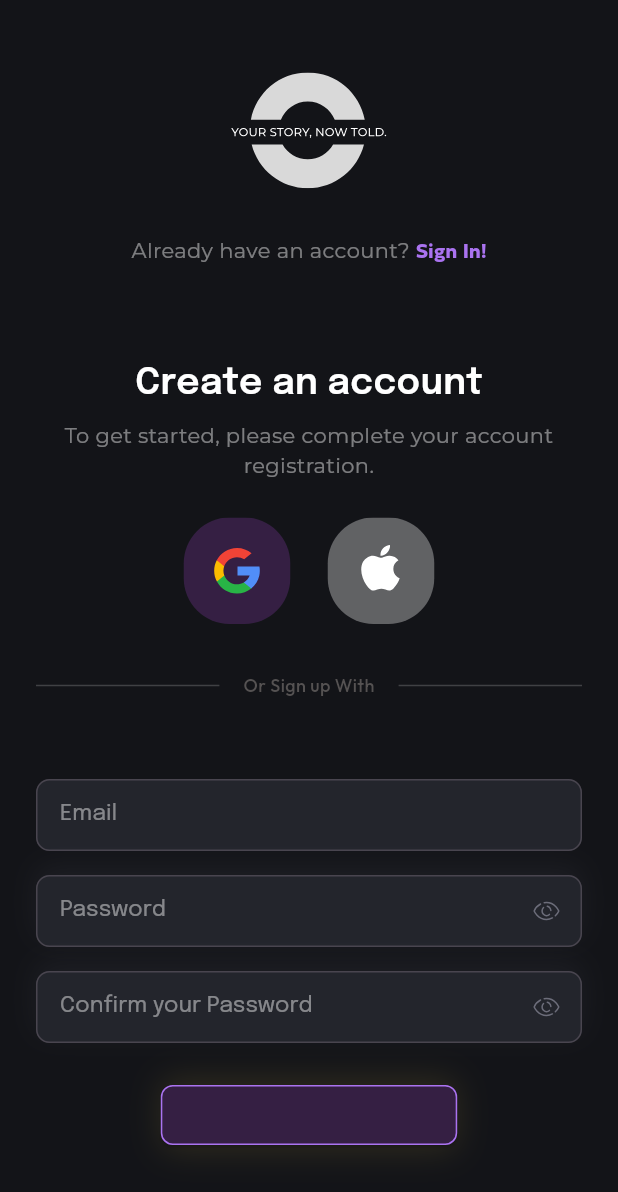
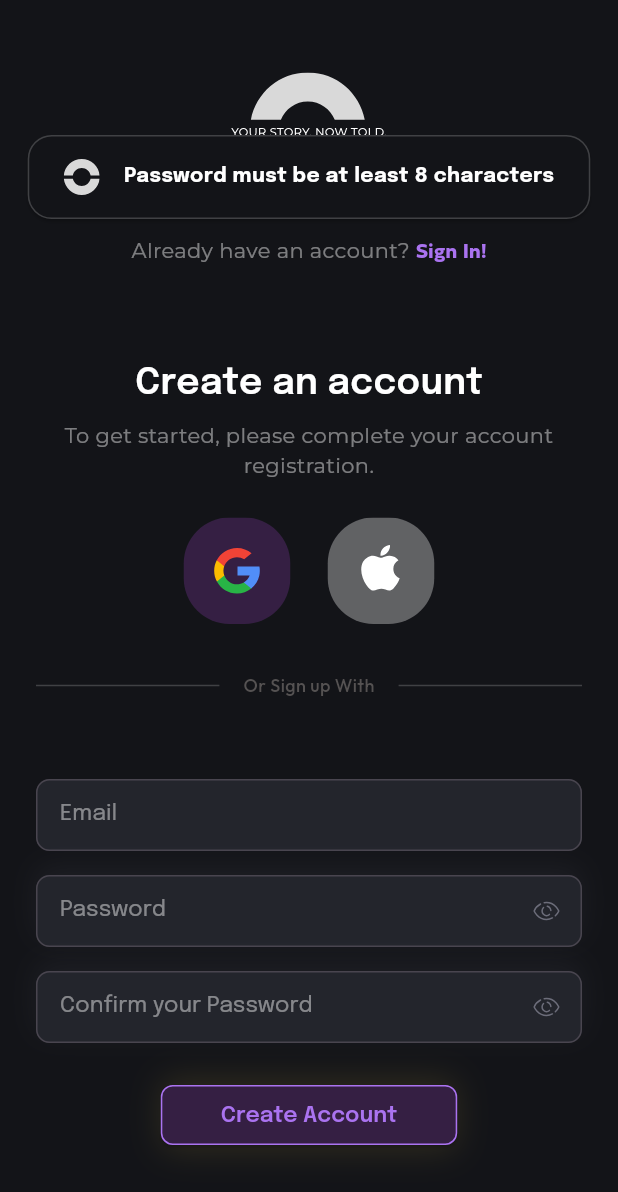
Before and after one commit to DIMAAGR/tech_travel, a Flutter app: the screen it shows after launch, after a tap on "Create Account", on a phone screen of 412 x 824 dp. Shown: the top 1192 px of the screen. Run offline on Flutter 3.47's test engine with Material 3 defaults, Android fonts, the phone set to English and light mode, and no system bars; our stand-ins replace dartz, firebase_auth, firebase_core, flutter_svg, get_it, google_sign_in and 2 more; accounts and stored records are empty; generated files the repository leaves out were written again.

Commit message:
feat(signup): add error snackbar on signup failure using MobX reaction
- Created snackbar to show user-friendly error messages
- Integrated MobX reaction to listen for ErrorState<Failure, void>
- Snackbar appears with UntoldLogo and custom style at top of screen
- Added border option for visual emphasis
- Listens to signupState from SignupViewModel

```diff
--- a/lib/src/core/app/app_router.dart
+++ b/lib/src/core/app/app_router.dart
@@ -1,11 +1,12 @@
 import 'package:flutter/material.dart';
+import 'package:get_it/get_it.dart';
 import 'package:tech_travel/src/core/app/app_routes.dart';
 import 'package:tech_travel/src/presentation/signup/sign_up_view.dart';
 
 class AppRouter {
   Map<String, Widget Function(BuildContext)> call() {
     return {
-      AppRoutes.mainRoute: (context) => const SignUpView(),
+      AppRoutes.mainRoute: (context) => SignUpView(viewModel: GetIt.I.get()),
     };
   }
 }
--- a/lib/src/core/di/injector.dart
+++ b/lib/src/core/di/injector.dart
@@ -4,6 +4,7 @@ import 'package:tech_travel/src/core/services/firebase_services.dart';
 import 'package:tech_travel/src/domain/repositories/login_repository.dart';
 import 'package:tech_travel/src/data/repositories/login_repository_impl.dart';
 import 'package:tech_travel/src/domain/usecases/sign_in_use_case.dart';
+import 'package:tech_travel/src/presentation/signup/sign_up_view_model.dart';
 
 final getIt = GetIt.instance;
 
@@ -16,6 +17,11 @@ void setupInjector() {
     () => LoginRepositoryImpl(getIt<FirebaseAuthService>()),
   );
 
+  // View-Models
+  getIt.registerLazySingleton<SignupViewModel>(
+    () => SignupViewModel(),
+  );
+
   // UseCases
   getIt.registerFactory(() => SignInWithGoogleUseCase(getIt()));
   getIt.registerFactory(() => SignInWithAppleUseCase(getIt()));
--- a/lib/src/core/errors/firebase_sign_in_failure.dart
+++ b/lib/src/core/errors/firebase_sign_in_failure.dart
@@ -1,5 +1,5 @@
 import 'package:tech_travel/src/core/errors/failure.dart';
 
 class FirebaseSignInFailure extends Failure {
-  FirebaseSignInFailure({message = 'Sign-in error, invalid credentials or account not exists'});
+  FirebaseSignInFailure({super.message = 'Sign-in error, invalid credentials or account not exists'});
 }
--- a/lib/src/core/errors/network_failure.dart
+++ b/lib/src/core/errors/network_failure.dart
@@ -1,5 +1,5 @@
 import 'package:tech_travel/src/core/errors/failure.dart';
 
 class NetworkFailure extends Failure {
-  NetworkFailure({message = 'Not have internet connection'});
+  NetworkFailure({super.message = 'Not have internet connection'});
 }
--- /dev/null
+++ b/lib/src/core/errors/not_match_failure.dart
@@ -0,0 +1,5 @@
+import 'package:tech_travel/src/core/errors/failure.dart';
+
+class NotMatchFailure extends Failure {
+  NotMatchFailure({super.message = 'Password not Match'});
+}
--- /dev/null
+++ b/lib/src/core/errors/weak_password_failure.dart
@@ -0,0 +1,5 @@
+import 'package:tech_travel/src/core/errors/failure.dart';
+
+class WeakPasswordFailure extends Failure {
+  WeakPasswordFailure({super.message = 'Password must be at least 8 characters'});
+}
--- /dev/null
+++ b/lib/src/core/state/view_model_state.dart
@@ -0,0 +1,25 @@
+class ViewModelState<E, S> {
+  final S? _success;
+  final E? _error;
+  ViewModelState(this._success, this._error);
+}
+
+class InitialState<E, S> extends ViewModelState<E, S> {
+  InitialState() : super(null, null);
+}
+
+class LoadingState<E, S> extends ViewModelState<E, S> {
+  LoadingState() : super(null, null);
+}
+
+class SuccessState<E, S> extends ViewModelState<E, S> {
+  SuccessState(S success) : super(success, null);
+
+  S get success => _success!;
+}
+
+class ErrorState<E, S> extends ViewModelState<E, S> {
+  ErrorState(E error) : super(null, error);
+
+  E get error => _error!;
+}
--- a/lib/src/core/theme/app_colors.dart
+++ b/lib/src/core/theme/app_colors.dart
@@ -7,6 +7,7 @@ abstract class AppColors {
   static const Color charcoalBlue = Color(0xFF23252C);
 
   static const Color mediumGrey = Color(0xFF6C6D7A);
+  static const Color mediumGreyDark = Color(0xFF131418);
   static const Color darkGrey1 = Color(0xFF555252);
   static const Color darkGrey2 = Color(0x33F4F4F4);
 
--- a/lib/src/core/theme/app_text_style.dart
+++ b/lib/src/core/theme/app_text_style.dart
@@ -17,11 +17,24 @@ abstract class AppTextStyle {
     fontSize: 24,
   );
   static TextStyle button1 = const TextStyle(
-    color: AppColors.purple2,
+    color: AppColors.purple1,
     fontFamily: 'Epilogue',
     fontWeight: FontWeight.w600,
     letterSpacing: 0.02,
     fontSize: 14.67,
+  );
+  static TextStyle button2 = const TextStyle(
+    color: AppColors.purple1,
+    fontFamily: 'FieldWork',
+    fontWeight: FontWeight.w400,
+    fontSize: 13.58,
+  );
+
+  static TextStyle snackbar = const TextStyle(
+    color: Colors.white,
+    fontFamily: 'Epilogue',
+    fontWeight: FontWeight.w700,
+    fontSize: 13.58,
   );
 
   static TextStyle body2 = const TextStyle(
--- /dev/null
+++ b/lib/src/presentation/components/untold_snackbar.dart
@@ -0,0 +1,72 @@
+import 'package:flutter/material.dart';
+import 'package:tech_travel/src/core/theme/app_colors.dart';
+import 'package:tech_travel/src/core/theme/app_text_style.dart';
+import 'package:tech_travel/src/presentation/components/untold_logo.dart';
+import 'package:tech_travel/src/presentation/components/untold_text_button.dart';
+
+abstract class UntoldSnackbar {
+  static void showMessage(
+    BuildContext context, {
+    required String message,
+    bool useBorder = false,
+    VoidCallback? onPressed,
+    double? leftPadding,
+  }) {
+    WidgetsBinding.instance.addPostFrameCallback((_) {
+      ScaffoldMessenger.of(context).showSnackBar(
+        SnackBar(
+          backgroundColor: Colors.transparent,
+          elevation: 0,
+          padding: EdgeInsets.zero,
+          behavior: SnackBarBehavior.floating,
+          margin: EdgeInsets.only(
+            bottom: MediaQuery.of(context).size.height - 150,
+          ),
+          duration: const Duration(seconds: 3),
+          content: Row(
+            mainAxisAlignment: MainAxisAlignment.center,
+            children: [
+              Card(
+                shape: RoundedRectangleBorder(
+                  borderRadius: BorderRadius.circular(16),
+                  side: useBorder ? const BorderSide(color: AppColors.darkGrey2) : BorderSide.none,
+                ),
+                color: AppColors.mediumGreyDark,
+                child: Padding(
+                  padding: const EdgeInsets.symmetric(
+                    horizontal: 24,
+                    vertical: 16,
+                  ),
+                  child: Row(
+                    mainAxisSize: MainAxisSize.min,
+                    children: [
+                      const UntoldLogo(size: 24),
+                      const SizedBox(width: 16),
+                      ConstrainedBox(
+                        constraints: BoxConstraints(
+                          maxWidth: onPressed != null ? MediaQuery.of(context).size.width - 170 : MediaQuery.of(context).size.width - 96,
+                        ),
+                        child: Text(
+                          message,
+                          style: AppTextStyle.snackbar,
+                          maxLines: 2,
+                        ),
+                      ),
+                      if (onPressed != null)
+                        UntoldTextButton(
+                          title: 'Try again',
+                          onPressed: onPressed,
+                          style: AppTextStyle.button2,
+                          padding: EdgeInsets.only(left: leftPadding ?? 8),
+                        )
+                    ],
+                  ),
+                ),
+              ),
+            ],
+          ),
+        ),
+      );
+    });
+  }
+}
--- /dev/null
+++ b/lib/src/presentation/components/untold_text_button.dart
@@ -0,0 +1,24 @@
+import 'package:flutter/material.dart';
+import 'package:tech_travel/src/core/theme/app_text_style.dart';
+
+class UntoldTextButton extends StatelessWidget {
+  final TextStyle? style;
+  final String title;
+  final EdgeInsets? padding;
+  final VoidCallback? onPressed;
+  const UntoldTextButton({super.key, this.style, required this.title, required this.onPressed, this.padding});
+
+  @override
+  Widget build(BuildContext context) {
+    return InkWell(
+      onTap: onPressed,
+      child: Padding(
+        padding: padding ?? EdgeInsets.zero,
+        child: Text(
+          title,
+          style: AppTextStyle.button1,
+        ),
+      ),
+    );
+  }
+}
--- a/lib/src/presentation/signup/sign_up_view.dart
+++ b/lib/src/presentation/signup/sign_up_view.dart
@@ -1,13 +1,63 @@
 import 'package:flutter/material.dart';
+import 'package:mobx/mobx.dart';
+import 'package:tech_travel/src/core/errors/failure.dart';
+import 'package:tech_travel/src/core/state/view_model_state.dart';
 import 'package:tech_travel/src/core/theme/app_text_style.dart';
 import 'package:tech_travel/src/presentation/components/untold_logo.dart';
 import 'package:tech_travel/src/presentation/components/untold_apple_google_buttons.dart';
+import 'package:tech_travel/src/presentation/components/untold_snackbar.dart';
+import 'package:tech_travel/src/presentation/signup/sign_up_view_model.dart';
 import 'package:tech_travel/src/presentation/signup/widgets/or_login_with.dart';
 import 'package:tech_travel/src/presentation/signup/widgets/sign_in_button.dart';
 import 'package:tech_travel/src/presentation/signup/widgets/sign_up_form.dart';
 
-class SignUpView extends StatelessWidget {
-  const SignUpView({super.key});
+class SignUpView extends StatefulWidget {
+  final SignupViewModel viewModel;
+  const SignUpView({super.key, required this.viewModel});
+
+  @override
+  State<SignUpView> createState() => _SignUpViewState();
+}
+
+class _SignUpViewState extends State<SignUpView> {
+  final confirmPasswordController = TextEditingController();
+  final emailController = TextEditingController();
+  final passwordController = TextEditingController();
+
+  late ReactionDisposer _reactionDisposer;
+  @override
+  void initState() {
+    super.initState();
+    _setupListeners();
+    _setupReaction();
+  }
+
+  void _setupListeners() {
+    emailController.addListener(() => widget.viewModel.setEmail(emailController.text));
+    passwordController.addListener(() => widget.viewModel.setPassword(passwordController.text));
+    confirmPasswordController.addListener(() => widget.viewModel.setConfirmPassword(confirmPasswordController.text));
+  }
+
+  void _setupReaction() {
+    _reactionDisposer = reaction<ViewModelState>(
+      (_) => widget.viewModel.signupState,
+      (state) {
+        if (state is ErrorState<Failure, void>) {
+          UntoldSnackbar.showMessage(
+            context,
+            useBorder: true,
+            message: state.error.message,
+          );
+        }
+      },
+    );
+  }
+
+  @override
+  void dispose() {
+    super.dispose();
+    _reactionDisposer();
+  }
 
   @override
   Widget build(BuildContext context) {
@@ -55,10 +105,12 @@ class SignUpView extends StatelessWidget {
                         ],
                       ),
                       SignUpForm(
-                        confirmPasswordController: TextEditingController(),
-                        emailController: TextEditingController(),
-                        passwordController: TextEditingController(),
-                        onSignupPressed: () {},
+                        confirmPasswordController: confirmPasswordController,
+                        emailController: emailController,
+                        passwordController: passwordController,
+                        onSignupPressed: () {
+                          widget.viewModel.signupWithEmail();
+                        },
                       ),
                       const SizedBox(height: 24),
                     ],
--- a/lib/src/presentation/signup/sign_up_view_model.dart
+++ b/lib/src/presentation/signup/sign_up_view_model.dart
@@ -0,0 +1,34 @@
+import 'package:mobx/mobx.dart';
+import 'package:tech_travel/src/core/errors/failure.dart';
+import 'package:tech_travel/src/core/errors/not_match_failure.dart';
+import 'package:tech_travel/src/core/errors/weak_password_failure.dart';
+import 'package:tech_travel/src/core/state/view_model_state.dart';
+
+part 'sign_up_view_model.g.dart';
+
+class SignupViewModel = SignUpViewModelBase with _$SignupViewModel;
+
+abstract class SignUpViewModelBase with Store {
+  String email = '';
+  String password = '';
+  String confirmPassword = '';
+
+  void setEmail(String value) => email = value;
+  void setPassword(String value) => password = value;
+  void setConfirmPassword(String value) => confirmPassword = value;
+
+  @observable
+  ViewModelState<Failure, void> signupState = InitialState();
+
+  @action
+  Future<void> signupWithEmail() async {
+    if (password != confirmPassword) {
+      signupState = ErrorState(NotMatchFailure());
+      return;
+    }
+    if (password.length < 8 || confirmPassword.length < 8) {
+      signupState = ErrorState(WeakPasswordFailure());
+      return;
+    }
+  }
+}
--- a/lib/src/presentation/signup/widgets/sign_up_form.dart
+++ b/lib/src/presentation/signup/widgets/sign_up_form.dart
@@ -78,7 +78,7 @@ class _SignUpFormState extends State<SignUpForm> {
         const SizedBox(height: 24),
         UntoldButton(
           title: 'Create Account',
-          onPressed: () {},
+          onPressed: widget.onSignupPressed,
         ),
       ],
     );
--- a/pubspec.yaml
+++ b/pubspec.yaml
@@ -43,9 +43,13 @@ flutter:
           weight: 400
         - asset: assets/fonts/epilogue/Epilogue-SemiBold.ttf
           weight: 600
+        - asset: assets/fonts/epilogue/Epilogue-Bold.ttf
+          weight: 700
     - family: FieldWork
       fonts:
         - asset: assets/fonts/fieldwork/fieldwork_bold.otf
+          weight: 700
+        - asset: assets/fonts/fieldwork/fieldwork_regular.otf
           weight: 700
     - family: Montserrat
       fonts:
```
Also changed, not shown: assets/fonts/epilogue/Epilogue-Bold.ttf (added), assets/fonts/fieldwork/fieldwork_regular.otf (added), lib/src/presentation/signup/sign_up_view_model.g.dart (added).
